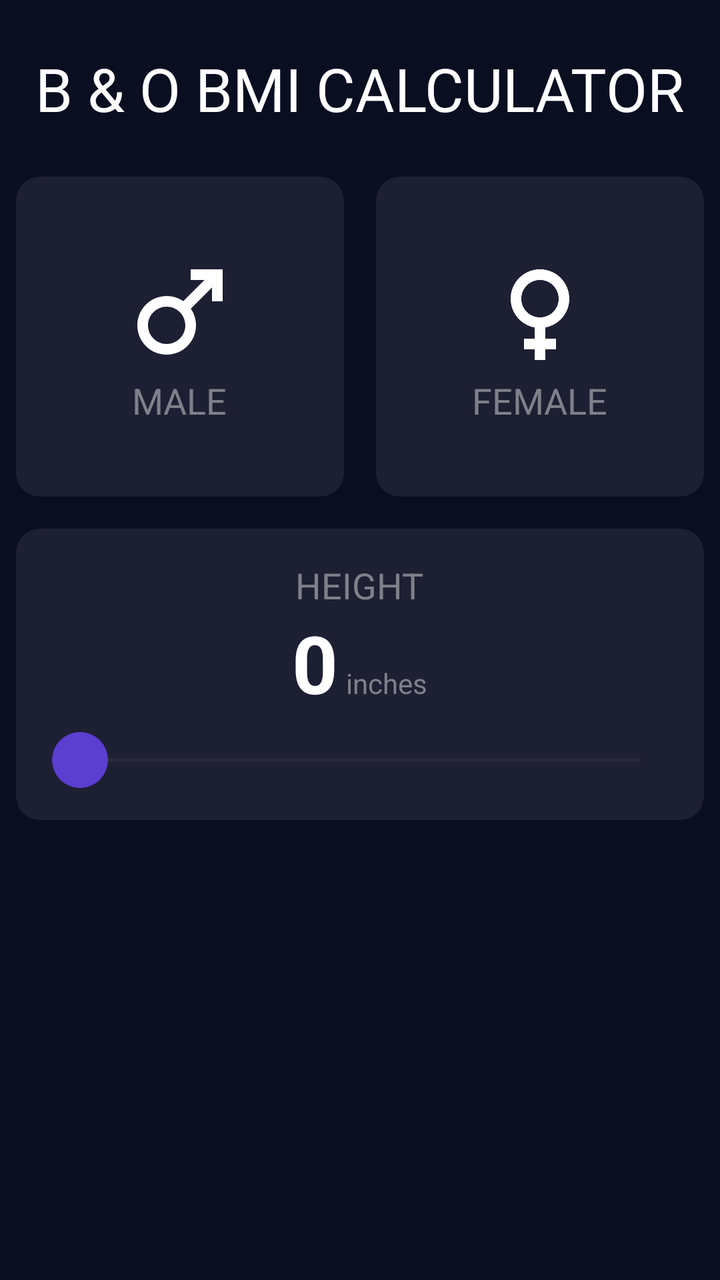
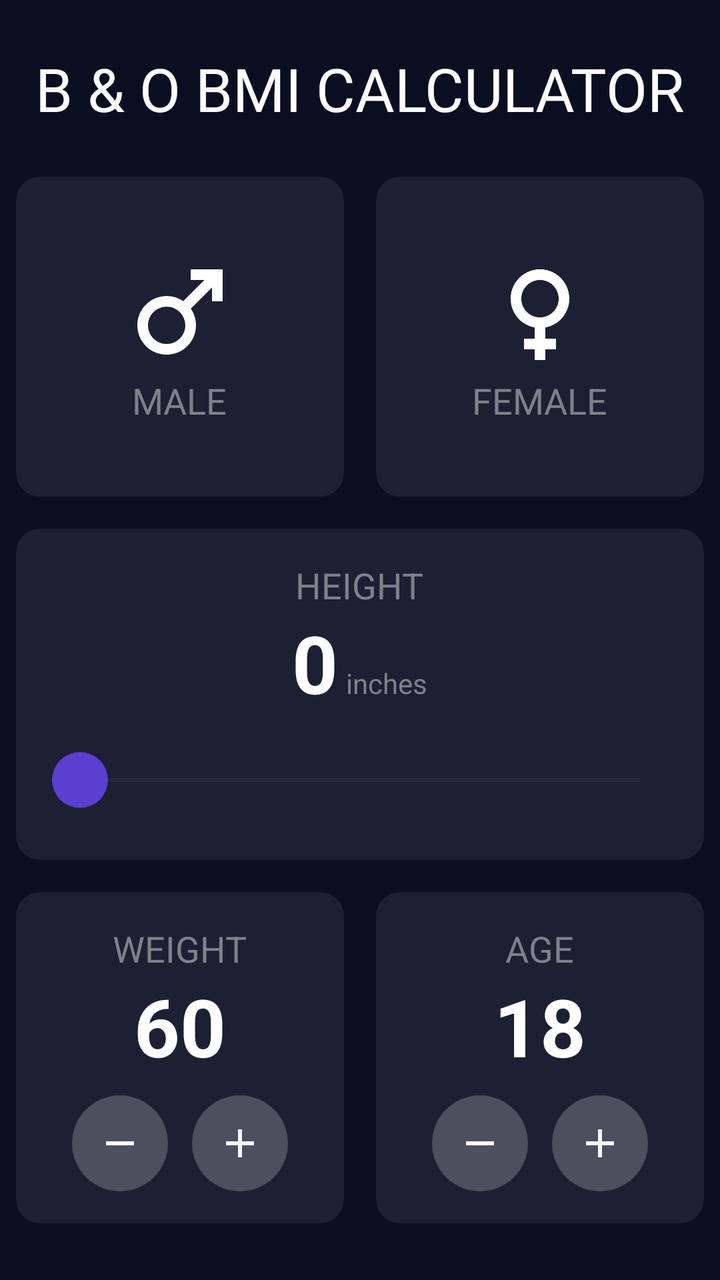

Two renders of the same Android screen: before a commit and after it. Below are the layout's source before the change and the commit's diff.
<!-- AndroidManifest.xml: application theme Theme.IMCapp -->
<!-- res/layout/activity_main.xml -->
<?xml version="1.0" encoding="utf-8"?>
<androidx.constraintlayout.widget.ConstraintLayout xmlns:android="http://schemas.android.com/apk/res/android"
    xmlns:app="http://schemas.android.com/apk/res-auto"
    xmlns:tools="http://schemas.android.com/tools"
    android:id="@+id/main"
    android:layout_width="match_parent"
    android:layout_height="match_parent"
    android:background="@color/fondo"
    tools:context=".MainActivity">

    <TextView
        android:id="@+id/title"
        android:layout_width="wrap_content"
        android:layout_height="wrap_content"
        android:layout_marginTop="24dp"
        android:text="@string/app_title"
        android:textColor="@color/white"
        android:textSize="30sp"
        app:layout_constraintEnd_toEndOf="parent"
        app:layout_constraintStart_toStartOf="parent"
        app:layout_constraintTop_toTopOf="parent" />

    <LinearLayout
        android:id="@+id/rowGender"
        android:layout_width="0dp"
        android:layout_height="wrap_content"
        android:layout_marginTop="16dp"
        android:orientation="horizontal"
        app:layout_constraintEnd_toEndOf="parent"
        app:layout_constraintStart_toStartOf="parent"
        app:layout_constraintTop_toBottomOf="@id/title">

        <LinearLayout
            android:id="@+id/cardMale"
            android:layout_width="0dp"
            android:layout_height="160dp"
            android:layout_margin="8dp"
            android:layout_weight="1"
            android:background="@drawable/bg_card_gender"
            android:clickable="true"
            android:focusable="true"
            android:gravity="center"
            android:orientation="vertical">

            <ImageView
                android:layout_width="64dp"
                android:layout_height="64dp"
                android:importantForAccessibility="no"
                android:src="@drawable/ic_male"
                app:tint="@color/white" />

            <TextView
                android:layout_width="wrap_content"
                android:layout_height="wrap_content"
                android:text="@string/male"
                android:textColor="@color/gris"
                android:textSize="18sp" />
        </LinearLayout>

        <LinearLayout
            android:id="@+id/cardFemale"
            android:layout_width="0dp"
            android:layout_height="160dp"
            android:layout_margin="8dp"
            android:layout_weight="1"
            android:background="@drawable/bg_card_gender"
            android:clickable="true"
            android:focusable="true"
            android:gravity="center"
            android:orientation="vertical">

            <ImageView
                android:layout_width="64dp"
                android:layout_height="64dp"
                android:importantForAccessibility="no"
                android:src="@drawable/ic_female"
                app:tint="@color/white" />

            <TextView
                android:layout_width="wrap_content"
                android:layout_height="wrap_content"
                android:text="@string/female"
                android:textColor="@color/gris"
                android:textSize="18sp" />
        </LinearLayout>

    </LinearLayout>
    <LinearLayout
        android:id="@+id/cardHeight"
        android:layout_width="0dp"
        android:layout_height="wrap_content"
        android:layout_marginStart="8dp"
        android:layout_marginTop="8dp"
        android:layout_marginEnd="8dp"
        android:background="@drawable/bg_card"
        android:gravity="center_horizontal"
        android:orientation="vertical"
        android:padding="16dp"
        app:layout_constraintEnd_toEndOf="parent"
        app:layout_constraintStart_toStartOf="parent"
        app:layout_constraintTop_toBottomOf="@id/rowGender">

        <TextView
            android:layout_width="wrap_content"
            android:layout_height="wrap_content"
            android:text="@string/height"
            android:textColor="@color/gris"
            android:textSize="18sp" />

        <LinearLayout
            android:layout_width="wrap_content"
            android:layout_height="wrap_content"
            android:orientation="horizontal">

            <TextView
                android:id="@+id/tvHeight"
                android:layout_width="wrap_content"
                android:layout_height="wrap_content"
                android:text="@string/height_default"
                android:textColor="@color/white"
                android:textSize="40sp"
                android:textStyle="bold" />

            <TextView
                android:layout_width="wrap_content"
                android:layout_height="wrap_content"
                android:layout_marginStart="4dp"
                android:text="@string/inches"
                android:textColor="@color/gris"
                android:textSize="14sp" />
        </LinearLayout>

        <SeekBar
            android:id="@+id/seekHeight"
            android:layout_width="match_parent"
            android:layout_height="wrap_content"
            android:layout_marginTop="8dp"
            android:contentDescription="@string/height"
            android:max="96"
            android:progress="0"
            android:progressTint="@color/morado"
            android:thumb="@drawable/slider"
            android:paddingStart="16dp"
            android:paddingEnd="16dp"/>
    </LinearLayout>

</androidx.constraintlayout.widget.ConstraintLayout>
<!-- resources referenced by this layout -->
<resources>
  <color name="fondo">#0A0E21</color>
  <color name="gris">#7F808A</color>
  <color name="morado">#5B3FD0</color>
  <color name="white">#FFFFFFFF</color>
  <!-- drawable bg_card (drawable) -->
  <?xml version="1.0" encoding="utf-8"?>
  <shape xmlns:android="http://schemas.android.com/apk/res/android"
      android:shape="rectangle">
      <solid android:color="@color/card_default" />
      <corners android:radius="12dp" />
  </shape>
  <!-- drawable ic_female (drawable) -->
  <vector xmlns:android="http://schemas.android.com/apk/res/android" android:height="24dp" android:tint="#FFFFFF" android:viewportHeight="24" android:viewportWidth="24" android:width="24dp">
        
      <path android:fillColor="@android:color/white" android:pathData="M17.5,9.5C17.5,6.46 15.04,4 12,4S6.5,6.46 6.5,9.5c0,2.7 1.94,4.93 4.5,5.4V17H9v2h2v2h2v-2h2v-2h-2v-2.1C15.56,14.43 17.5,12.2 17.5,9.5zM8.5,9.5C8.5,7.57 10.07,6 12,6s3.5,1.57 3.5,3.5S13.93,13 12,13S8.5,11.43 8.5,9.5z"/>
      
  </vector>
  <!-- drawable ic_male (drawable) -->
  <vector xmlns:android="http://schemas.android.com/apk/res/android" android:height="24dp" android:tint="#FFFFFF" android:viewportHeight="24" android:viewportWidth="24" android:width="24dp">
        
      <path android:fillColor="@android:color/white" android:pathData="M9.5,11c1.93,0 3.5,1.57 3.5,3.5S11.43,18 9.5,18S6,16.43 6,14.5S7.57,11 9.5,11zM9.5,9C6.46,9 4,11.46 4,14.5S6.46,20 9.5,20s5.5,-2.46 5.5,-5.5c0,-1.16 -0.36,-2.23 -0.97,-3.12L18,7.42V10h2V4h-6v2h2.58l-3.97,3.97C11.73,9.36 10.66,9 9.5,9z"/>
      
  </vector>
  <!-- drawable slider (drawable) -->
  <?xml version="1.0" encoding="utf-8"?>
  <shape xmlns:android="http://schemas.android.com/apk/res/android"
      android:shape="oval">
      <solid android:color="@color/morado" />
      <size
          android:width="28dp"
          android:height="28dp" />
  </shape>
  <string name="app_title">B &amp; O BMI CALCULATOR</string>
  <string name="female">FEMALE</string>
  <string name="height">HEIGHT</string>
  <string name="height_default">0</string>
  <string name="inches">inches</string>
  <string name="male">MALE</string>
  <style name="Theme.IMCapp" parent="Base.Theme.IMCapp" />
  <color name="card_default">#1D1F33</color>
  <color name="card_selected">#3A3D5C</color>
  <style name="Base.Theme.IMCapp" parent="Theme.Material3.DayNight.NoActionBar">
          
          
      </style>
  <!-- unchanged entries left out for length: 1 -->
</resources>

<!-- the commit's change to res/layout/activity_main.xml (unified diff, before → after) -->
@@ -20,6 +20,7 @@
         app:layout_constraintStart_toStartOf="parent"
         app:layout_constraintTop_toTopOf="parent" />
 
+    
     <LinearLayout
         android:id="@+id/rowGender"
         android:layout_width="0dp"
@@ -83,8 +84,9 @@
                 android:textColor="@color/gris"
                 android:textSize="18sp" />
         </LinearLayout>
-
     </LinearLayout>
+
+    
     <LinearLayout
         android:id="@+id/cardHeight"
         android:layout_width="0dp"
@@ -133,15 +135,136 @@
         <SeekBar
             android:id="@+id/seekHeight"
             android:layout_width="match_parent"
-            android:layout_height="wrap_content"
+            android:layout_height="48dp"
             android:layout_marginTop="8dp"
             android:contentDescription="@string/height"
             android:max="96"
+            android:paddingStart="16dp"
+            android:paddingEnd="16dp"
             android:progress="0"
             android:progressTint="@color/morado"
-            android:thumb="@drawable/slider"
-            android:paddingStart="16dp"
-            android:paddingEnd="16dp"/>
+            android:thumb="@drawable/slider" />
     </LinearLayout>
 
+    
+    <LinearLayout
+        android:id="@+id/rowWeightAge"
+        android:layout_width="0dp"
+        android:layout_height="wrap_content"
+        android:layout_marginTop="8dp"
+        android:orientation="horizontal"
+        app:layout_constraintEnd_toEndOf="parent"
+        app:layout_constraintStart_toStartOf="parent"
+        app:layout_constraintTop_toBottomOf="@id/cardHeight">
+
+        <LinearLayout
+            android:id="@+id/cardWeight"
+            android:layout_width="0dp"
+            android:layout_height="wrap_content"
+            android:layout_margin="8dp"
+            android:layout_weight="1"
+            android:background="@drawable/bg_card"
+            android:gravity="center_horizontal"
+            android:orientation="vertical"
+            android:padding="16dp">
+
+            <TextView
+                android:layout_width="wrap_content"
+                android:layout_height="wrap_content"
+                android:text="@string/weight"
+                android:textColor="@color/gris"
+                android:textSize="18sp" />
+
+            <TextView
+                android:id="@+id/tvWeight"
+                android:layout_width="wrap_content"
+                android:layout_height="wrap_content"
+                android:text="@string/weight_default"
+                android:textColor="@color/white"
+                android:textSize="40sp"
+                android:textStyle="bold" />
+
+            <LinearLayout
+                android:layout_width="wrap_content"
+                android:layout_height="wrap_content"
+                android:layout_marginTop="8dp"
+                android:orientation="horizontal">
+
+                <ImageButton
+                    android:id="@+id/btnWeightMinus"
+                    android:layout_width="48dp"
+                    android:layout_height="48dp"
+                    android:background="@drawable/bg_button_round"
+                    android:contentDescription="@string/decrease_weight"
+                    android:src="@drawable/ic_remove"
+                    app:tint="@color/white" />
+
+                <ImageButton
+                    android:id="@+id/btnWeightPlus"
+                    android:layout_width="48dp"
+                    android:layout_height="48dp"
+                    android:layout_marginStart="12dp"
+                    android:background="@drawable/bg_button_round"
+                    android:contentDescription="@string/increase_weight"
+                    android:src="@drawable/ic_add"
+                    app:tint="@color/white" />
+            </LinearLayout>
+        </LinearLayout>
+
+        <LinearLayout
+            android:id="@+id/cardAge"
+            android:layout_width="0dp"
+            android:layout_height="wrap_content"
+            android:layout_margin="8dp"
+            android:layout_weight="1"
+            android:background="@drawable/bg_card"
+            android:gravity="center_horizontal"
+            android:orientation="vertical"
+            android:padding="16dp">
+
+            <TextView
+                android:layout_width="wrap_content"
+                android:layout_height="wrap_content"
+                android:text="@string/age"
+                android:textColor="@color/gris"
+                android:textSize="18sp" />
+
+            <TextView
+                android:id="@+id/tvAge"
+                android:layout_width="wrap_content"
+                android:layout_height="wrap_content"
+                android:text="@string/age_default"
+                android:textColor="@color/white"
+                android:textSize="40sp"
+                android:textStyle="bold" />
+
+            <LinearLayout
+                android:layout_width="wrap_content"
+                android:layout_height="wrap_content"
+                android:layout_marginTop="8dp"
+                android:orientation="horizontal">
+
+                <ImageButton
+                    android:id="@+id/btnAgeMinus"
+                    android:layout_width="48dp"
+                    android:layout_height="48dp"
+                    android:background="@drawable/bg_button_round"
+                    android:contentDescription="@string/decrease_age"
+                    android:src="@drawable/ic_remove"
+                    app:tint="@color/white" />
+
+                <ImageButton
+                    android:id="@+id/btnAgePlus"
+                    android:layout_width="48dp"
+                    android:layout_height="48dp"
+                    android:layout_marginStart="12dp"
+                    android:background="@drawable/bg_button_round"
+                    android:contentDescription="@string/increase_age"
+                    android:src="@drawable/ic_add"
+                    app:tint="@color/white" />
+            </LinearLayout>
+        </LinearLayout>
+
+    </LinearLayout>
+
 </androidx.constraintlayout.widget.ConstraintLayout>
<!-- resource entries referenced after the edit -->
@@ -4,6 +4,12 @@
   <color name="gris">#7F808A</color>
   <color name="morado">#5B3FD0</color>
   <color name="white">#FFFFFFFF</color>
+  <!-- drawable bg_button_round (drawable) -->
+  <?xml version="1.0" encoding="utf-8"?>
+  <shape xmlns:android="http://schemas.android.com/apk/res/android"
+      android:shape="oval">
+      <solid android:color="@color/boton_redondo" />
+  </shape>
   <!-- drawable bg_card (drawable) -->
   <?xml version="1.0" encoding="utf-8"?>
   <shape xmlns:android="http://schemas.android.com/apk/res/android"
@@ -11,6 +17,12 @@
       <solid android:color="@color/card_default" />
       <corners android:radius="12dp" />
   </shape>
+  <!-- drawable ic_add (drawable) -->
+  <vector xmlns:android="http://schemas.android.com/apk/res/android" android:height="24dp" android:tint="#FFFFFF" android:viewportHeight="24" android:viewportWidth="24" android:width="24dp">
+        
+      <path android:fillColor="@android:color/white" android:pathData="M19,13h-6v6h-2v-6H5v-2h6V5h2v6h6v2z"/>
+      
+  </vector>
   <!-- drawable ic_female (drawable) -->
   <vector xmlns:android="http://schemas.android.com/apk/res/android" android:height="24dp" android:tint="#FFFFFF" android:viewportHeight="24" android:viewportWidth="24" android:width="24dp">
         
@@ -23,6 +35,12 @@
       <path android:fillColor="@android:color/white" android:pathData="M9.5,11c1.93,0 3.5,1.57 3.5,3.5S11.43,18 9.5,18S6,16.43 6,14.5S7.57,11 9.5,11zM9.5,9C6.46,9 4,11.46 4,14.5S6.46,20 9.5,20s5.5,-2.46 5.5,-5.5c0,-1.16 -0.36,-2.23 -0.97,-3.12L18,7.42V10h2V4h-6v2h2.58l-3.97,3.97C11.73,9.36 10.66,9 9.5,9z"/>
       
   </vector>
+  <!-- drawable ic_remove (drawable) -->
+  <vector xmlns:android="http://schemas.android.com/apk/res/android" android:height="24dp" android:tint="#FFFFFF" android:viewportHeight="24" android:viewportWidth="24" android:width="24dp">
+        
+      <path android:fillColor="@android:color/white" android:pathData="M19,13H5v-2h14v2z"/>
+      
+  </vector>
   <!-- drawable slider (drawable) -->
   <?xml version="1.0" encoding="utf-8"?>
   <shape xmlns:android="http://schemas.android.com/apk/res/android"
@@ -32,13 +50,22 @@
           android:width="28dp"
           android:height="28dp" />
   </shape>
+  <string name="age">AGE</string>
+  <string name="age_default">18</string>
   <string name="app_title">B &amp; O BMI CALCULATOR</string>
+  <string name="decrease_age">Disminuir edad</string>
+  <string name="decrease_weight">Disminuir peso</string>
   <string name="female">FEMALE</string>
   <string name="height">HEIGHT</string>
   <string name="height_default">0</string>
   <string name="inches">inches</string>
+  <string name="increase_age">Aumentar edad</string>
+  <string name="increase_weight">Aumentar peso</string>
   <string name="male">MALE</string>
+  <string name="weight">WEIGHT</string>
+  <string name="weight_default">60</string>
   <style name="Theme.IMCapp" parent="Base.Theme.IMCapp" />
+  <color name="boton_redondo">#4C4F5E</color>
   <color name="card_default">#1D1F33</color>
   <color name="card_selected">#3A3D5C</color>
   <style name="Base.Theme.IMCapp" parent="Theme.Material3.DayNight.NoActionBar">
